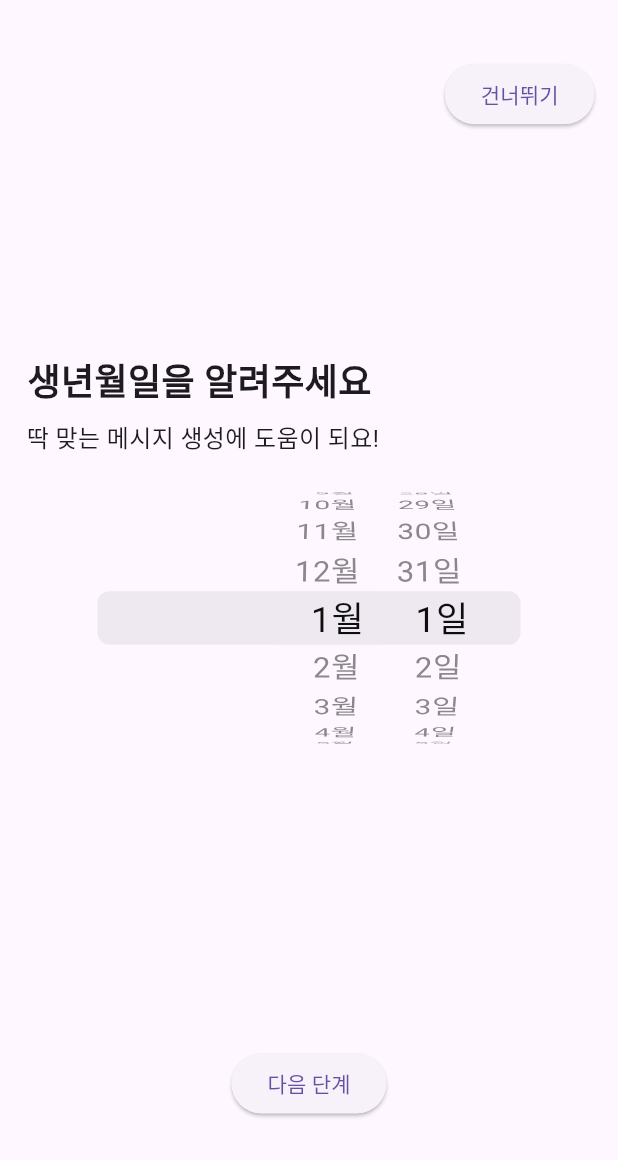
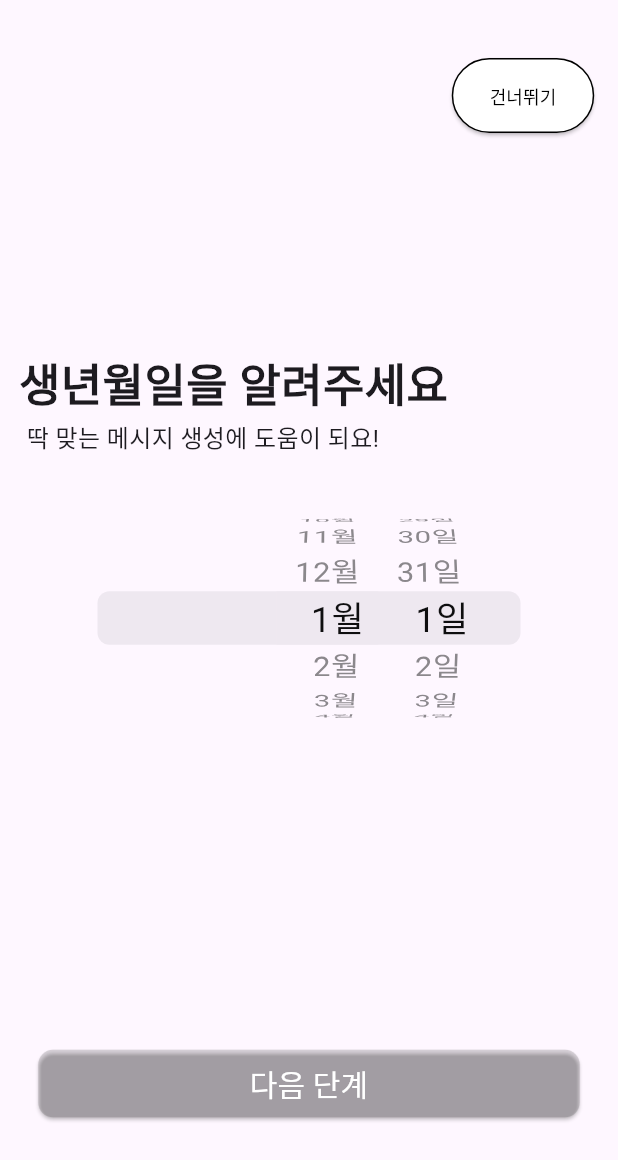
Before and after one commit to pdhyeong/potenday, a Flutter app: the screen it shows after launch, after a tap on "다음 단계", on a phone screen of 412 x 824 dp. Shown: the top 1160 px of the screen. Run offline on Flutter 3.47's test engine with Material 3 defaults, Android fonts, the phone set to English and light mode, and no system bars.

Commit message:
fix date pick screen ui

```diff
--- a/lib/screen/DatePick_screen.dart
+++ b/lib/screen/DatePick_screen.dart
@@ -17,7 +17,7 @@ class BirthDatePicker extends StatelessWidget {
     final initDate =
         DateFormat('yyyy-MM-dd').parse(initDateStr ?? '2000-01-01');
     return SizedBox(
-      height: 200,
+      height: 150,
       width: 300,
       child: CupertinoDatePicker(
         minimumYear: 1900,
@@ -61,19 +61,41 @@ class _HomeScreenState extends State<HomeScreen> {
             Align(
               alignment: const AlignmentDirectional(0.00, 0.80),
               child: ElevatedButton(
+                style: ElevatedButton.styleFrom(
+                  foregroundColor: Colors.white,
+                  backgroundColor: Colors.black12,
+                  fixedSize: const Size(361, 45),
+                  shape: RoundedRectangleBorder(
+                    borderRadius: BorderRadius.circular(10),
+                  ),
+                ),
                 onPressed: () {
-                  print(selectedDate.toString().substring(0, 10));
+                  print(selectedDate.toString().substring(0, 15));
                 },
-                child: const Text('다음 단계'),
+                child: const Text('다음 단계',
+                    style: TextStyle(
+                      fontSize: 20,
+                      fontWeight: FontWeight.w400,
+                    )),
               ),
             ),
             Align(
               alignment: const AlignmentDirectional(0.90, -0.90),
               child: ElevatedButton(
+                style: ElevatedButton.styleFrom(
+                  foregroundColor: Colors.black,
+                  backgroundColor: Colors.white, // Set text color to black
+                  side: const BorderSide(color: Colors.black),
+                  fixedSize: const Size(95, 50),
+                ),
                 onPressed: () {
                   print('Button pressed ...');
                 },
-                child: const Text('건너뛰기'),
+                child: const Text('건너뛰기',
+                    style: TextStyle(
+                      fontSize: 12,
+                      fontWeight: FontWeight.w400,
+                    )),
               ),
             ),
             const Align(
@@ -81,7 +103,7 @@ class _HomeScreenState extends State<HomeScreen> {
               child: Text(
                 '생년월일을 알려주세요',
                 style: TextStyle(
-                  fontSize: 24,
+                  fontSize: 30,
                   fontWeight: FontWeight.w600,
                 ),
               ),
```
Also changed, not shown: pubspec.yaml (+51 -50 lines).
